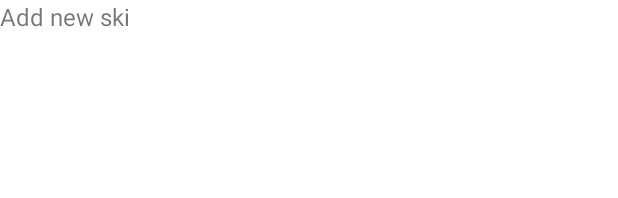
After one commit to ErlebachTomas/DP-SkiGlideTestingApp, an Android app: the layout adapter_spinner_measurement_ski_row.xml on its own in the app's theme, with its tools: preview values and no code run, on a phone screen of 412 x 824 dp. The commit adds this screen. Shown: the top 198 px of the screen. Run offline under Robolectric (Android 15) with nearby library versions, the phone set to English and light mode, and no system bars.

Commit message:
Ski Ride ViewModel
Spinner fix

```diff
--- a/app/src/main/java/cz/erlebach/skitesting/MyDatabase.kt
+++ b/app/src/main/java/cz/erlebach/skitesting/MyDatabase.kt
@@ -6,6 +6,7 @@ import androidx.room.Room
 import androidx.room.RoomDatabase
 import androidx.room.TypeConverters
 import cz.erlebach.skitesting.db.SkiDao
+import cz.erlebach.skitesting.db.SkiRideDao
 import cz.erlebach.skitesting.db.TestSessionDao
 import cz.erlebach.skitesting.model.Ski
 import cz.erlebach.skitesting.model.TestSession
@@ -21,6 +22,8 @@ abstract class MyDatabase : RoomDatabase() {
     // todo ostatni dao
     abstract fun skiDao(): SkiDao
     abstract fun testSessionDao(): TestSessionDao
+    abstract fun skiRideDao(): SkiRideDao
+
 
     companion object {
 
@@ -28,7 +31,7 @@ abstract class MyDatabase : RoomDatabase() {
         const val dbName = "mydatabase"
         const val skiTableName: String="skiTable"
         const val testSessionsTableName: String="testSessionTable"
-
+        const val skiRideTableName: String="skiRideTable"
         /**
          * Singleton, držící jednu instantci databáze
          */
--- a/app/src/main/java/cz/erlebach/skitesting/repository/TestSessionRepository.kt
+++ b/app/src/main/java/cz/erlebach/skitesting/repository/TestSessionRepository.kt
@@ -12,6 +12,10 @@ class TestSessionRepository(private val testSessionDao: TestSessionDao){
         return testSessionDao.add(testSession)
     }
 
+    suspend fun insert(testSession:TestSession) {
+        return testSessionDao.insert(testSession)
+    }
+
     suspend fun update(testSession:TestSession){
         testSessionDao.update(testSession)
     }
--- a/app/src/main/java/cz/erlebach/skitesting/viewModel/TestSessionVM.kt
+++ b/app/src/main/java/cz/erlebach/skitesting/viewModel/TestSessionVM.kt
@@ -33,7 +33,11 @@ class TestSessionVM (application: Application): AndroidViewModel(application)  {
         repository.add(TestSession)
     }
 
-
+    fun insert(TestSession: TestSession) {
+        viewModelScope.launch(Dispatchers.IO) {
+            repository.insert(TestSession)
+        }
+    }
 
     fun update(TestSession: TestSession){
         viewModelScope.launch(Dispatchers.IO) {
--- /dev/null
+++ b/app/src/main/res/layout/adapter_spinner_measurement_ski_row.xml
@@ -0,0 +1,13 @@
+<?xml version="1.0" encoding="utf-8"?>
+<LinearLayout xmlns:android="http://schemas.android.com/apk/res/android"
+    android:layout_width="match_parent"
+    android:layout_height="match_parent"
+    android:orientation="vertical" >
+
+    <TextView
+        android:id="@+id/mf_twSpinnerRow"
+        android:layout_width="match_parent"
+        android:layout_height="match_parent"
+        android:text="@string/addSki"
+        android:textSize="16sp"></TextView>
+</LinearLayout>
--- a/app/src/main/res/layout/fragment_measurement_add_ski_ride.xml
+++ b/app/src/main/res/layout/fragment_measurement_add_ski_ride.xml
@@ -34,9 +34,9 @@
         android:layout_width="wrap_content"
         android:layout_height="wrap_content"
         android:ems="10"
+        android:hint="@string/ma_hint_result"
         android:inputType="textPersonName"
         android:minHeight="48dp"
-        android:text="Name"
         app:layout_constraintEnd_toEndOf="parent"
         app:layout_constraintStart_toStartOf="parent"
         app:layout_constraintTop_toBottomOf="@+id/mf_skiSpinner" />
--- a/app/src/main/res/values/strings.xml
+++ b/app/src/main/res/values/strings.xml
@@ -1,4 +1,5 @@
 <resources>
+    <!-- MAIN -->
     <string name="app_name">Ski testing</string>
     <string name="Yes">Yes</string>
     <string name="No">No</string>
@@ -55,6 +56,7 @@
     </string-array>
     <!-- MeasurementActivity List -->
     <string name="ma_btn_add">Add</string>
+    <string name="ma_hint_result">Result</string>
     <!-- === -->
     <string name="title_activity">Activity</string>
     <!-- Strings used for fragments for navigation -->
```
Also changed, not shown: app/src/main/java/cz/erlebach/skitesting/db/SkiRideDao.kt (added, +16 -0 lines), app/src/main/java/cz/erlebach/skitesting/fragments/measurement/AddSkiRideFragment.kt (+14 -4 lines), app/src/main/java/cz/erlebach/skitesting/model/Ski.kt (+12 -1 lines), app/src/main/java/cz/erlebach/skitesting/model/SkiRide.kt (added, +21 -0 lines), app/src/main/java/cz/erlebach/skitesting/repository/BaseRepository.kt (added, +20 -0 lines), app/src/main/java/cz/erlebach/skitesting/repository/SkiRideRepository.kt (added, +16 -0 lines), app/src/main/java/cz/erlebach/skitesting/viewModel/BaseVM.kt (added, +33 -0 lines), app/src/main/java/cz/erlebach/skitesting/viewModel/SkiRideVM.kt (added, +40 -0 lines), 1 other file.
